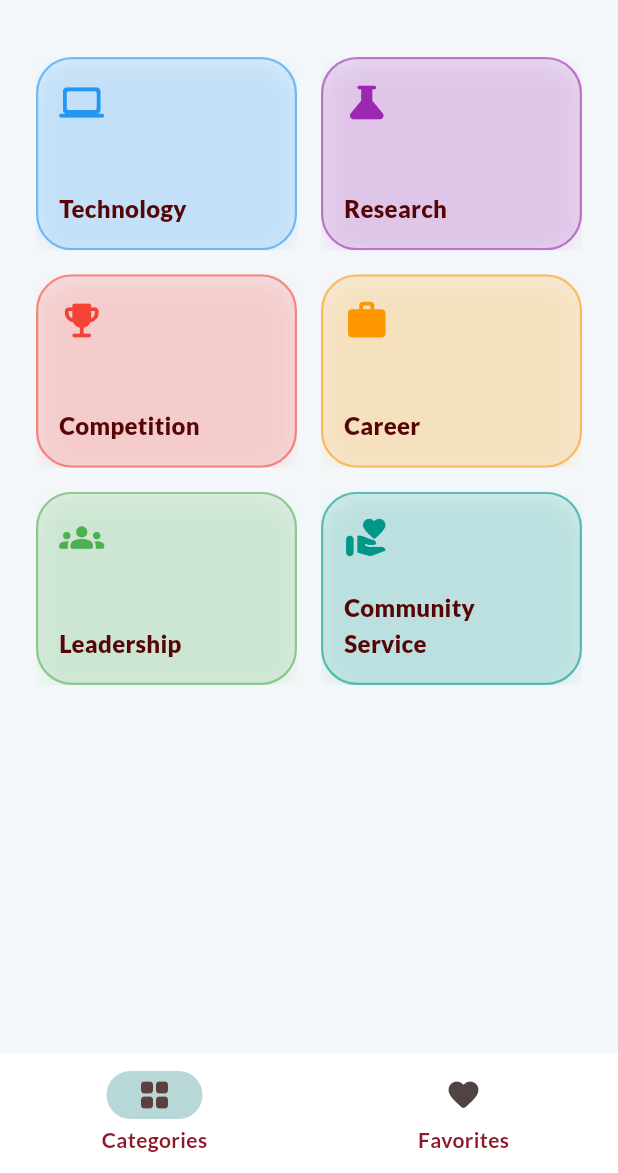
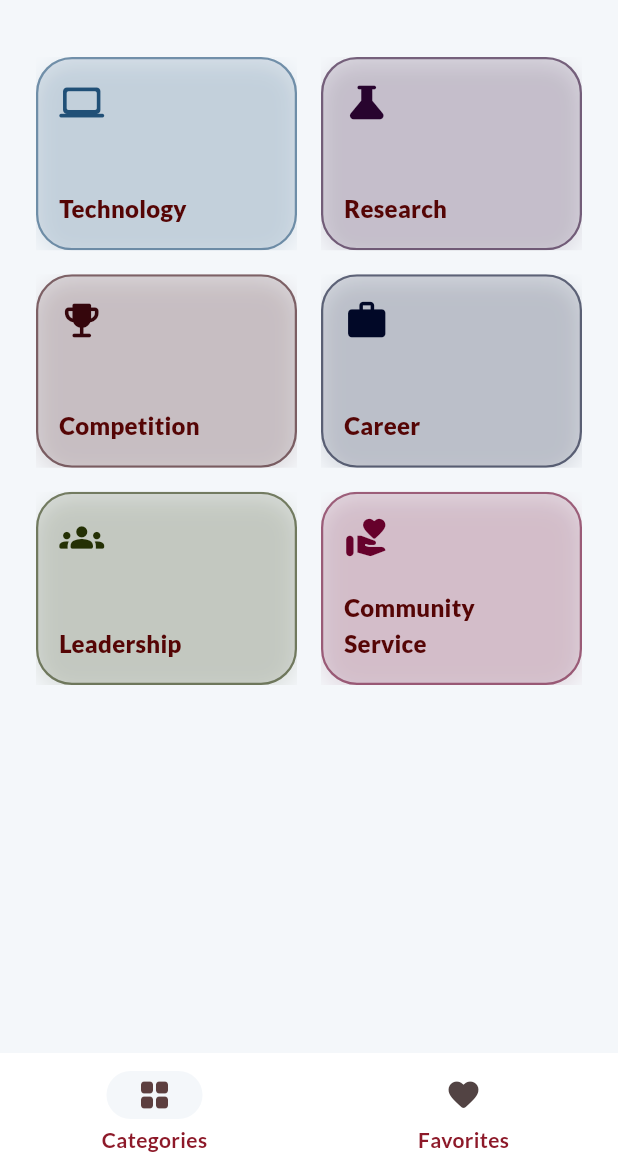
Before and after one commit to kylamurakami/CSIT284-Dacula, a Flutter app: the screen it shows after launch, on a phone screen of 412 x 824 dp, the part 63-1236 px from its top. Run offline on Flutter 3.47's test engine with Material 3 defaults, Android fonts, the phone set to English and light mode, and no system bars; our stand-ins replace flutter_riverpod, google_fonts, transparent_image.

Commit message:
changed theme

```diff
--- a/campushub/lib/data/dummy_data.dart
+++ b/campushub/lib/data/dummy_data.dart
@@ -7,32 +7,32 @@ const availableCategories = [
   ActivityCategory(
     id: 'c1',
     title: 'Technology',
-    color: Colors.blue,
+    color: Color.fromARGB(255, 33, 80, 119),
   ),
   ActivityCategory(
     id: 'c2',
     title: 'Research',
-    color: Colors.purple,
+    color: Color.fromARGB(255, 40, 4, 46),
   ),
   ActivityCategory(
     id: 'c3',
     title: 'Competition',
-    color: Colors.red,
+    color: Color.fromARGB(255, 53, 6, 12),
   ),
   ActivityCategory(
     id: 'c4',
     title: 'Career',
-    color: Colors.orange,
+    color: Color.fromARGB(255, 1, 8, 39),
   ),
   ActivityCategory(
     id: 'c5',
     title: 'Leadership',
-    color: Colors.green,
+    color: Color.fromARGB(255, 36, 48, 4),
   ),
   ActivityCategory(
     id: 'c6',
     title: 'Community Service',
-    color: Colors.teal,
+    color: Color.fromARGB(255, 102, 1, 43),
   ),
 ];
 
--- a/campushub/lib/main.dart
+++ b/campushub/lib/main.dart
@@ -6,7 +6,7 @@ import 'package:campus_hub/providers/favorites_provider.dart';
 import 'package:campus_hub/screens/tabs.dart';
 
 const Color canvas = Color(0xFFF4F7FA);
-const Color accentLight = Color(0xFFB8D8D8);
+const Color accentLight = Color(0xFFF4F7FA);
 const Color accent = Color.fromARGB(255, 236, 236, 187);
 const Color primary = Color.fromARGB(255, 141, 25, 41);
 const Color secondary = Color.fromARGB(255, 223, 216, 186);
@@ -21,7 +21,7 @@ final theme = ThemeData(
     seedColor: primary,
     brightness: Brightness.light,
     primary: primary,
-    secondary: accent,
+    secondary: canvas,
     surface: canvas,
     onSurface: textColor,
   ),
```
